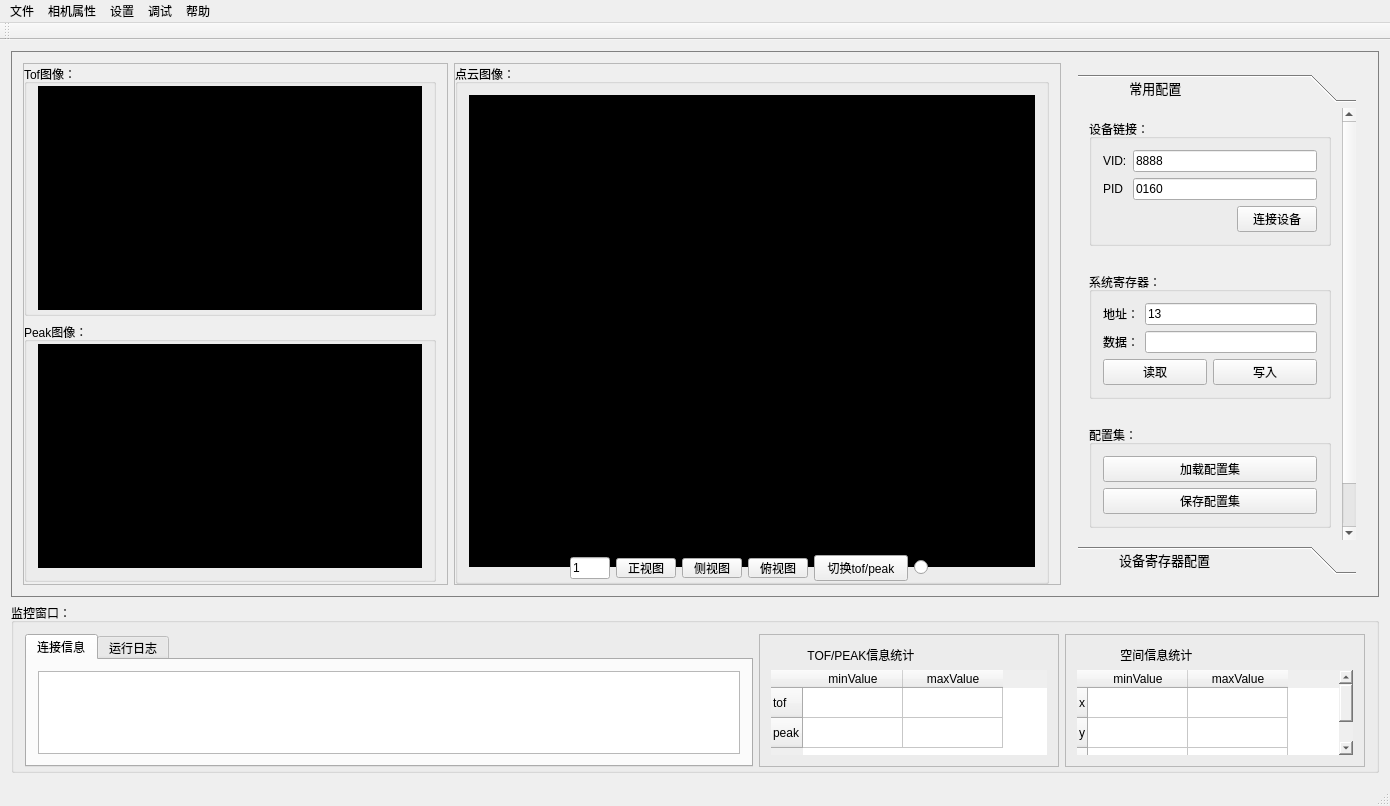
Qt form mainwindow.ui (heathen557/show3DPointCloud) before a commit.
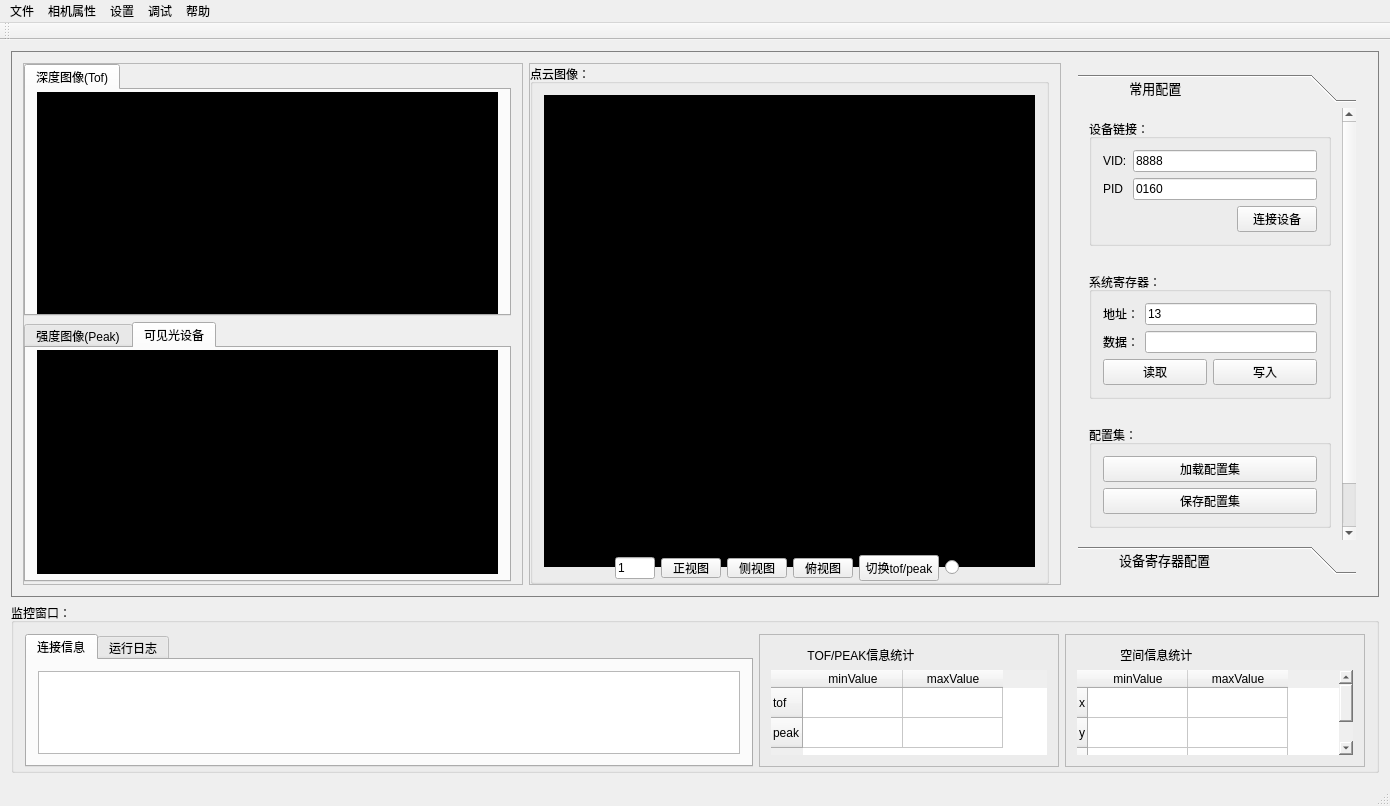
The same form after that commit. The open tabs and pages were chosen to show the change. Icons and pictures are not drawn. Custom widgets are drawn as their Qt base class.

Diff of the .ui file:
```diff
--- a/mainwindow.ui
+++ b/mainwindow.ui
@@ -79,13 +79,14 @@
             <item row="0" column="0">
              <layout class="QVBoxLayout" name="verticalLayout">
               <item>
-               <widget class="QGroupBox" name="groupBox">
+               <widget class="QTabWidget" name="tabWidget">
                 <property name="styleSheet">
                  <string notr="true">font:10pt &quot;黑体&quot;;</string>
                 </property>
-                <property name="title">
-                 <string>Tof图像：</string>
-                </property>
+                <widget class="QWidget" name="tabWidgetPage1" native="true">
+                 <attribute name="title">
+                  <string>深度图像(Tof)</string>
+                 </attribute>
                 <layout class="QGridLayout" name="gridLayout_3">
                  <property name="topMargin">
                   <number>2</number>
@@ -113,22 +114,29 @@
                   </widget>
                  </item>
                 </layout>
+                 <zorder>showTOF_label</zorder>
+                 <zorder>frame_7</zorder>
+                </widget>
                </widget>
               </item>
               <item>
-               <widget class="QGroupBox" name="groupBox_2">
+               <widget class="QTabWidget" name="tabWidget_2">
                 <property name="minimumSize">
                  <size>
-                  <width>0</width>
+                  <width>384</width>
                   <height>260</height>
                  </size>
                 </property>
                 <property name="styleSheet">
                  <string notr="true">font:10pt &quot;黑体&quot;;</string>
                 </property>
-                <property name="title">
-                 <string>Peak图像：</string>
+                <property name="currentIndex">
+                 <number>0</number>
                 </property>
+                <widget class="QWidget" name="tabWidget_2Page1" native="true">
+                 <attribute name="title">
+                  <string>强度图像(Peak)</string>
+                 </attribute>
                 <layout class="QGridLayout" name="gridLayout_4">
                  <property name="topMargin">
                   <number>2</number>
@@ -157,6 +165,42 @@
                  </item>
                 </layout>
                </widget>
+                <widget class="QWidget" name="tab_3">
+                 <attribute name="title">
+                  <string>可见光设备</string>
+                 </attribute>
+                 <layout class="QGridLayout" name="gridLayout_18">
+                  <property name="topMargin">
+                   <number>2</number>
+                  </property>
+                  <item row="0" column="0">
+                   <widget class="myLabel" name="showIntensity_label_2">
+                    <property name="enabled">
+                     <bool>true</bool>
+                    </property>
+                    <property name="minimumSize">
+                     <size>
+                      <width>384</width>
+                      <height>224</height>
+                     </size>
+                    </property>
+                    <property name="maximumSize">
+                     <size>
+                      <width>1677512</width>
+                      <height>1677512</height>
+                     </size>
+                    </property>
+                    <property name="styleSheet">
+                     <string notr="true">background-color: rgb(0, 0, 0);</string>
+                    </property>
+                    <property name="text">
+                     <string/>
+                    </property>
+                   </widget>
+                  </item>
+                 </layout>
+                </widget>
+               </widget>
               </item>
              </layout>
             </item>
```
Left out of the diff: 8 changed lines with no effect on the pictures. Lines whose indentation alone changed are shown as unchanged.
